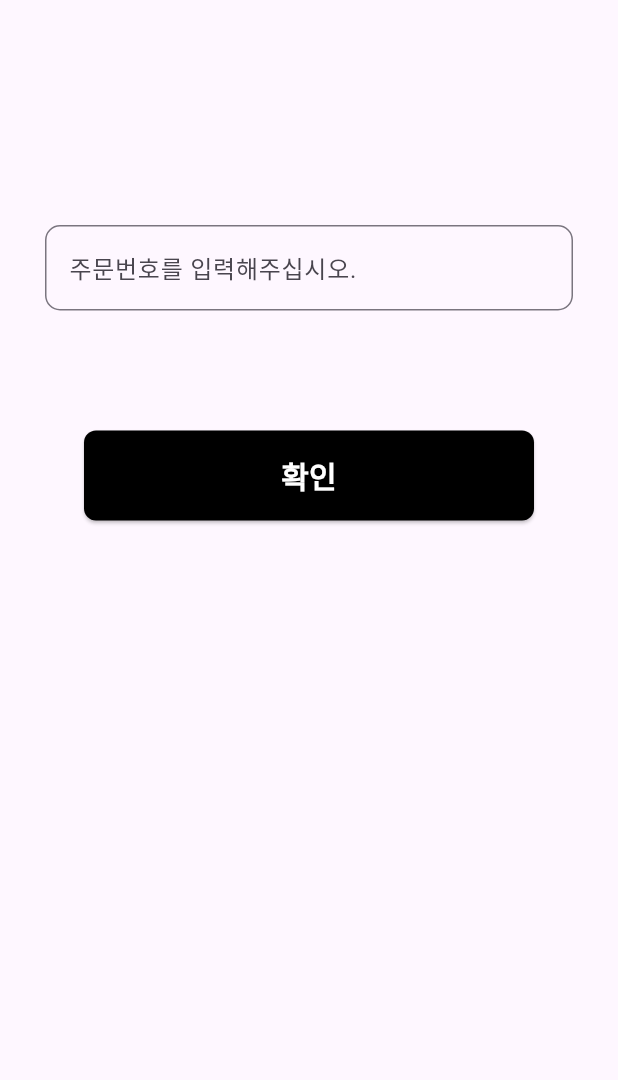
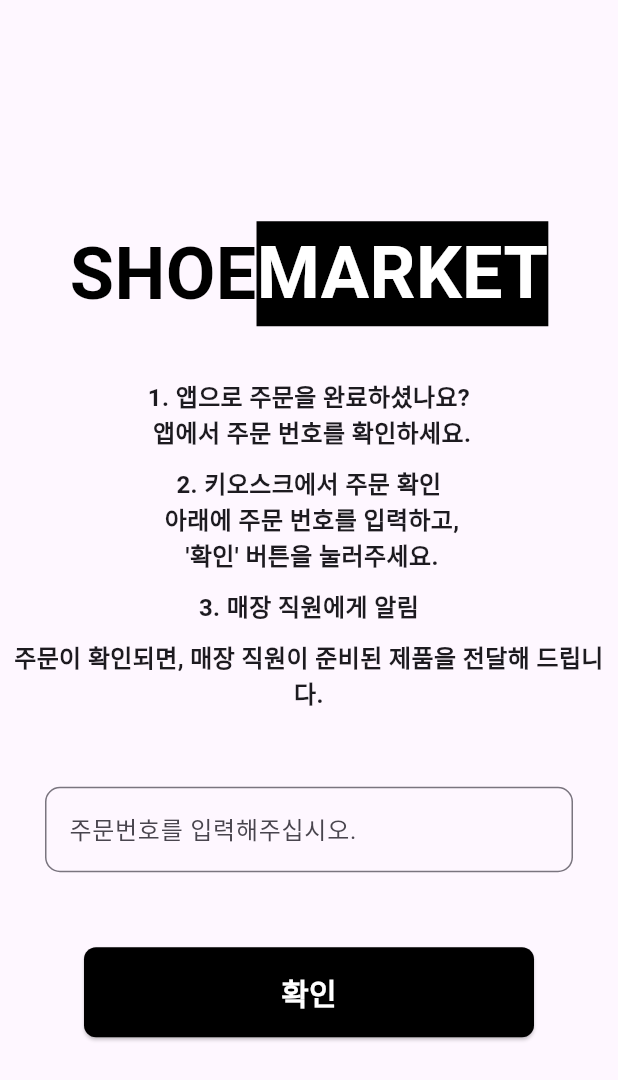
Before and after one commit to donghun-ha/Kiosk_app, a Flutter app: the KioskOrder screen opened directly, on a phone screen of 412 x 824 dp. Shown: the top 1080 px of the screen. Run offline on Flutter 3.47's test engine with Material 3 defaults, Android fonts, the phone set to English and light mode, and no system bars; our stand-ins replace get, image_picker, sqflite, syncfusion_flutter_charts; accounts and stored records are empty.

Commit message:
ui restore

```diff
--- a/kiosk_app/lib/view/kiosk_order.dart
+++ b/kiosk_app/lib/view/kiosk_order.dart
@@ -23,9 +23,75 @@ class _KioskOrderState extends State<KioskOrder> {
     return Scaffold(
       body: Center(
         child: Column(
+          mainAxisAlignment: MainAxisAlignment.center,
           children: [
+            SizedBox(
+              width: 400,
+              height: 100,
+              child: Row(
+                mainAxisAlignment: MainAxisAlignment.center,
+                children: [
+                  const Text(
+                    'SHOE',
+                    style: TextStyle(
+                      fontSize: 48,
+                      fontWeight: FontWeight.bold,
+                      color: Colors.black,
+                    ),
+                  ),
+                  Container(
+                    height: 70,
+                    color: Colors.black,
+                    child: const Text(
+                      'MARKET',
+                      style: TextStyle(
+                        fontSize: 48,
+                        fontWeight: FontWeight.bold,
+                        color: Colors.white,
+                      ),
+                    ),
+                  ),
+                ],
+              ),
+            ),
+            const SizedBox(height: 20),
+            const Text(
+              '1. 앱으로 주문을 완료하셨나요? \n 앱에서 주문 번호를 확인하세요.',
+              style: TextStyle(
+                fontWeight: FontWeight.bold,
+                fontSize: 16,
+              ),
+              textAlign: TextAlign.center,
+            ),
+            const SizedBox(height: 10),
+            const Text(
+              "2. 키오스크에서 주문 확인 \n 아래에 주문 번호를 입력하고, \n '확인' 버튼을 눌러주세요.",
+              style: TextStyle(
+                fontWeight: FontWeight.bold,
+                fontSize: 16,
+              ),
+              textAlign: TextAlign.center,
+            ),
+            const SizedBox(height: 10),
+            const Text(
+              '3. 매장 직원에게 알림',
+              style: TextStyle(
+                fontWeight: FontWeight.bold,
+                fontSize: 16,
+              ),
+              textAlign: TextAlign.center,
+            ),
+            const SizedBox(height: 10),
+            const Text(
+              '주문이 확인되면, 매장 직원이 준비된 제품을 전달해 드립니다.',
+              style: TextStyle(
+                fontWeight: FontWeight.bold,
+                fontSize: 16,
+              ),
+              textAlign: TextAlign.center,
+            ),
             Padding(
-              padding: const EdgeInsets.fromLTRB(30, 150, 30, 30),
+              padding: const EdgeInsets.fromLTRB(30, 50, 30, 30),
               child: TextField(
                 controller: orderController,
                 decoration: const InputDecoration(
@@ -37,7 +103,7 @@ class _KioskOrderState extends State<KioskOrder> {
               ),
             ),
             Padding(
-              padding: const EdgeInsets.fromLTRB(0, 50, 0, 0),
+              padding: const EdgeInsets.fromLTRB(0, 20, 0, 0),
               child: ElevatedButton(
                 onPressed: () {
                   String orderNumber = orderController.text.trim(); // 입력값 가져오기
```
